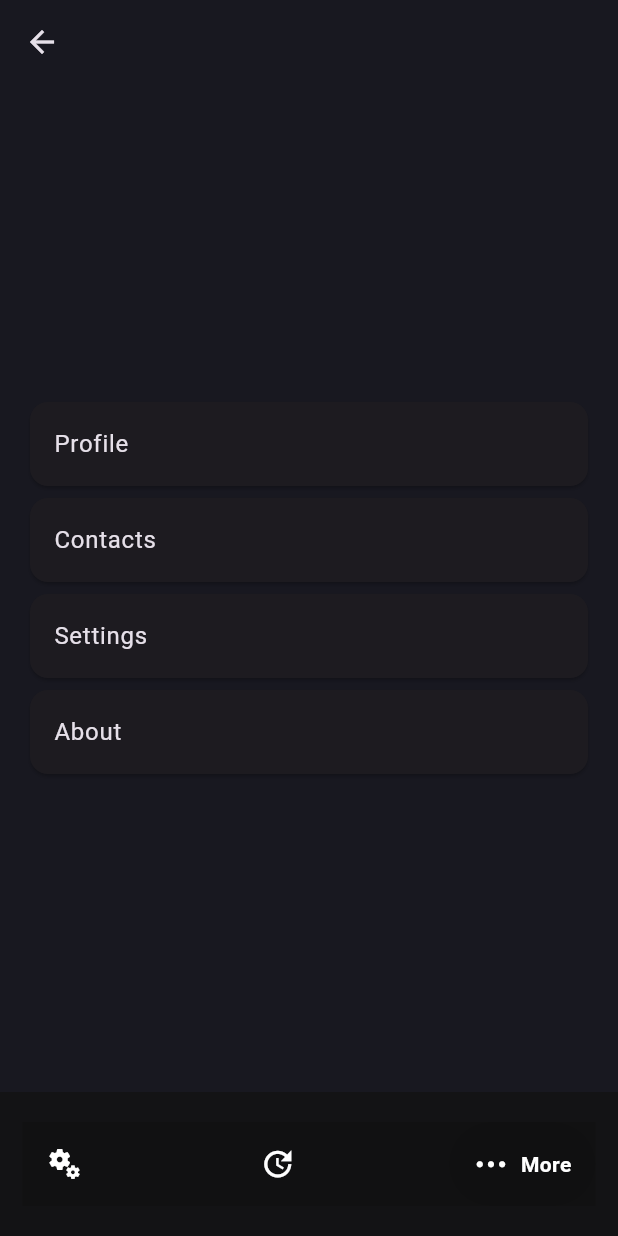
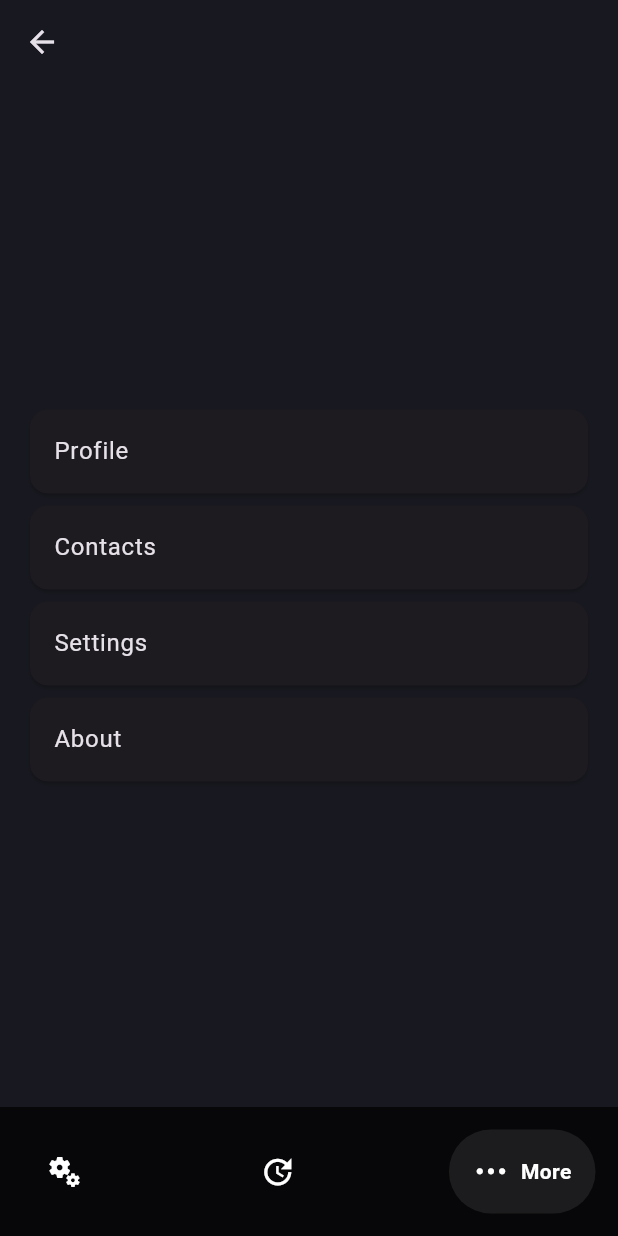
Before and after one commit to ashilCtn/E-PANCHAYT, a Flutter app: the screen it shows once a user with an empty profile is signed in, item 3 of the bottom bar chosen, on a phone screen of 412 x 824 dp. Run offline on Flutter 3.47's test engine with Material 3 defaults, Android fonts, the phone set to English and light mode, and no system bars; drawn by our look-alikes of google_nav_bar; our stand-ins replace animated_splash_screen, cloud_firestore, dotted_border, firebase_auth, firebase_core, firebase_storage and 2 more; missing offline and left inert: firebase_app_check; accounts and stored records are empty.

Commit message:
Minor Changes

```diff
--- a/flutter_application_2/lib/app_pages/navbar_page.dart
+++ b/flutter_application_2/lib/app_pages/navbar_page.dart
@@ -1,8 +1,8 @@
 import 'package:flutter/cupertino.dart';
 import 'package:flutter/material.dart';
 import 'package:flutter_application_2/app_pages/More_Bar/more_page.dart';
-import 'package:flutter_application_2/app_pages/service_page.dart';
-import 'package:flutter_application_2/app_pages/updates_page.dart';
+import 'package:flutter_application_2/app_pages/Services_Bar/service_page.dart';
+import 'package:flutter_application_2/app_pages/Updates_Bar/updates_page.dart';
 import 'package:flutter_application_2/core/theme/app_pallete.dart';
 import 'package:google_nav_bar/google_nav_bar.dart';
 
@@ -34,14 +34,14 @@ class _FunPageState extends State<FunPage> {
     return Scaffold(
       body: _pages[_selectedIndex],
       bottomNavigationBar: Container(
-        color: AppPallete.barAppNav,
+        color: AppPallete.barAppNav, // Set the background color here
         child: Padding(
-          padding: const EdgeInsets.symmetric(horizontal: 15.0, vertical: 20),
+          padding: const EdgeInsets.symmetric(horizontal: 15.0, vertical: 15),
           child: GNav(
-            backgroundColor: AppPallete.barAppNav,
-            color: Colors.white,
-            activeColor: Colors.white,
-            tabBackgroundColor: AppPallete.barAppNav,
+            // backgroundColor: AppPallete.barAppNav,
+            color: AppPallete.whiteColor,
+            activeColor: AppPallete.whiteColor,
+            tabBackgroundColor: AppPallete.overlay,
             gap: 8,
             selectedIndex: _selectedIndex, // Set the selected index here
             onTabChange: _navigateBottomBar,
--- a/flutter_application_2/lib/core/theme/app_pallete.dart
+++ b/flutter_application_2/lib/core/theme/app_pallete.dart
@@ -10,5 +10,6 @@ class AppPallete {
   static const Color greyColor = Colors.grey;
   static const Color errorColor = Colors.redAccent;
   static const Color transparentColor = Colors.transparent;
-  static const Color barAppNav = Color.fromARGB(169, 16, 16, 16);
+  static const Color barAppNav = Color.fromARGB(185, 0, 0, 0);
+  static const Color overlay = Color.fromARGB(77, 78, 77, 77);
 }
--- a/flutter_application_2/lib/main.dart
+++ b/flutter_application_2/lib/main.dart
@@ -13,8 +13,8 @@ import 'package:flutter_application_2/app_pages/More_Bar/profile_page.dart';
 import 'package:flutter_application_2/app_pages/More_Bar/signout_page.dart';
 import 'package:flutter_application_2/app_pages/regist_page.dart';
 import 'package:firebase_core/firebase_core.dart';
-import 'package:flutter_application_2/app_pages/updates_page.dart';
-import 'package:flutter_application_2/app_pages/addnewupdate_page.dart';
+import 'package:flutter_application_2/app_pages/Updates_Bar/updates_page.dart';
+import 'package:flutter_application_2/app_pages/Updates_Bar/addnewupdate_page.dart';
 // import 'package:flutter_application_2/core/theme/splash.dart';
 // import 'package:flutter_application_2/core/theme/network/connectivity_services.dart.txt';
 import 'package:flutter_application_2/core/theme/theme.dart';
--- a/flutter_application_2/pubspec.yaml
+++ b/flutter_application_2/pubspec.yaml
@@ -49,6 +49,7 @@ dependencies:
   # flutter_bloc: ^8.1.5
   rename_app: ^1.3.2 #flutter pub run rename_app:main all="e-Panchayat"
   url_launcher: ^6.2.6
+  flutter_spinkit: ^5.2.1
   # connectivity: ^3.0.6
   # provider: ^6.1.2
 
```
Also changed, not shown: flutter_application_2/lib/app_pages/More_Bar/addnewcontact_page.dart (+39 -10 lines), flutter_application_2/lib/app_pages/Updates_Bar/addnewupdate_page.dart (renamed from flutter_application_2/lib/app_pages/addnewupdate_page.dart, +12 -1 lines), flutter_application_2/lib/components/loading.dart (+7 -1 lines), flutter_application_2/lib/components/profile_avatar.dart (+13 -6 lines), flutter_application_2/lib/app_pages/Services_Bar/service_page.dart (renamed from flutter_application_2/lib/app_pages/service_page.dart), flutter_application_2/lib/app_pages/Updates_Bar/updates_page.dart (renamed from flutter_application_2/lib/app_pages/updates_page.dart), flutter_application_2/pubspec.lock.
